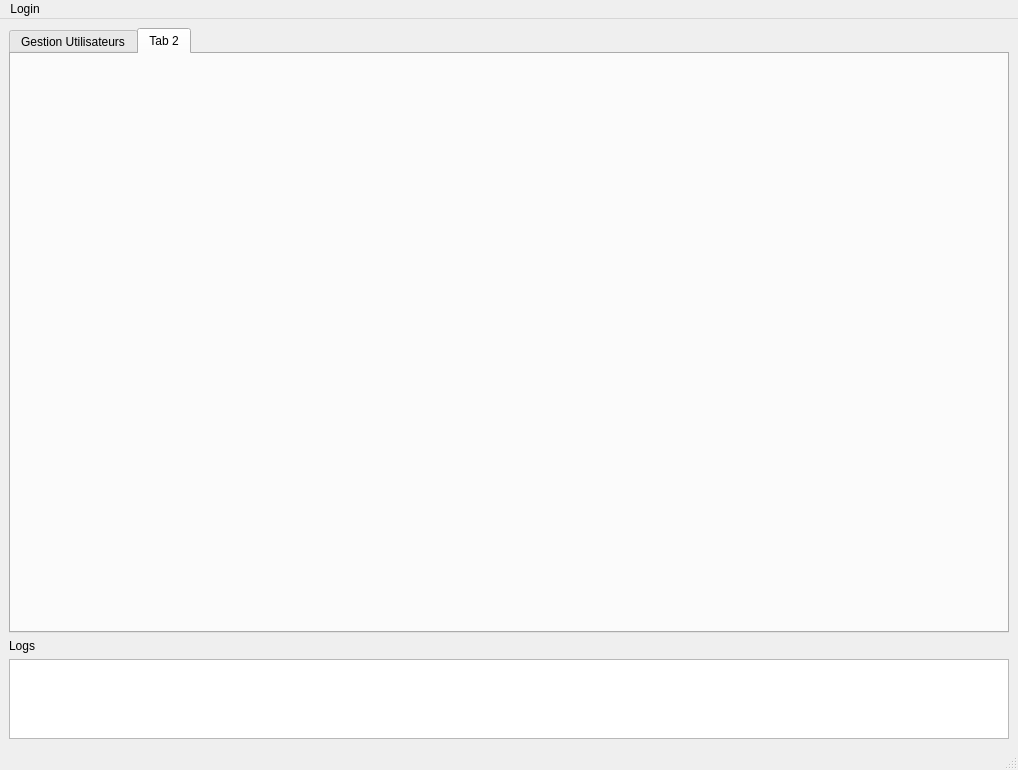
The window that mainwindow.ui (diluxe01/Micro_Brico) describes before a commit, drawn with Qt 5.
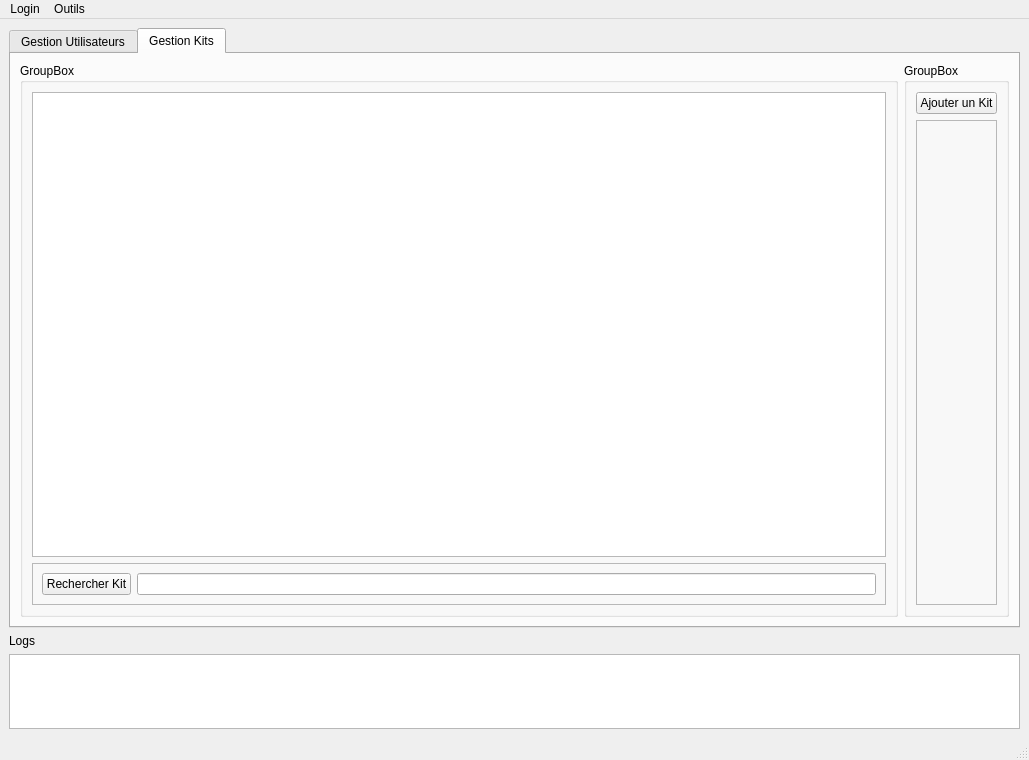
The same window after the commit. The open tabs and pages were chosen to show the change.

Commit message: Préparation du terrain pour ajouter des kits

Diff of the .ui file:
```diff
--- a/mainwindow.ui
+++ b/mainwindow.ui
@@ -6,8 +6,8 @@
    <rect>
     <x>0</x>
     <y>0</y>
-    <width>1018</width>
-    <height>770</height>
+    <width>1029</width>
+    <height>760</height>
    </rect>
   </property>
   <property name="windowTitle">
@@ -121,16 +121,6 @@
           </layout>
          </widget>
         </item>
-        <item>
-         <widget class="QFrame" name="frame">
-          <property name="frameShape">
-           <enum>QFrame::StyledPanel</enum>
-          </property>
-          <property name="frameShadow">
-           <enum>QFrame::Raised</enum>
-          </property>
-         </widget>
-        </item>
        </layout>
       </widget>
       <widget class="QWidget" name="TAB_ges_resa">
@@ -138,8 +128,70 @@
         <bool>true</bool>
        </property>
        <attribute name="title">
-        <string>Tab 2</string>
+        <string>Gestion Kits</string>
        </attribute>
+       <layout class="QHBoxLayout" name="horizontalLayout">
+        <item>
+         <widget class="QGroupBox" name="groupBox_2">
+          <property name="title">
+           <string>GroupBox</string>
+          </property>
+          <layout class="QVBoxLayout" name="verticalLayout_5">
+           <item>
+            <widget class="QTableWidget" name="tableWidget"/>
+           </item>
+           <item>
+            <widget class="QFrame" name="frame_3">
+             <property name="frameShape">
+              <enum>QFrame::StyledPanel</enum>
+             </property>
+             <property name="frameShadow">
+              <enum>QFrame::Raised</enum>
+             </property>
+             <layout class="QHBoxLayout" name="horizontalLayout_3">
+              <item>
+               <widget class="QPushButton" name="pushButton_getkit">
+                <property name="text">
+                 <string>Rechercher Kit</string>
+                </property>
+               </widget>
+              </item>
+              <item>
+               <widget class="QLineEdit" name="lineEdit_findkit"/>
+              </item>
+             </layout>
+            </widget>
+           </item>
+          </layout>
+         </widget>
+        </item>
+        <item>
+         <widget class="QGroupBox" name="groupBox_3">
+          <property name="title">
+           <string>GroupBox</string>
+          </property>
+          <layout class="QVBoxLayout" name="verticalLayout_6">
+           <item>
+            <widget class="QPushButton" name="pushButton_addkit">
+             <property name="text">
+              <string>Ajouter un Kit</string>
+             </property>
+            </widget>
+           </item>
+           <item>
+            <widget class="QFrame" name="frame">
+             <property name="frameShape">
+              <enum>QFrame::StyledPanel</enum>
+             </property>
+             <property name="frameShadow">
+              <enum>QFrame::Raised</enum>
+             </property>
+            </widget>
+           </item>
+          </layout>
+         </widget>
+        </item>
+       </layout>
       </widget>
      </widget>
     </item>
@@ -167,7 +219,7 @@
     <rect>
      <x>0</x>
      <y>0</y>
-     <width>1018</width>
+     <width>1029</width>
      <height>22</height>
     </rect>
    </property>
@@ -180,7 +232,14 @@
     <addaction name="separator"/>
     <addaction name="actionNouvel_Utilisateur"/>
    </widget>
+   <widget class="QMenu" name="menuOutils">
+    <property name="title">
+     <string>Outils</string>
+    </property>
+    <addaction name="actionAfficher_les_logs"/>
+   </widget>
    <addaction name="menuLogin"/>
+   <addaction name="menuOutils"/>
   </widget>
   <widget class="QStatusBar" name="statusbar"/>
   <action name="actionNouvel_Utilisateur">
```
Left out of the diff: 9 changed lines with no effect on the pictures. The commit also changes 16 other files.
